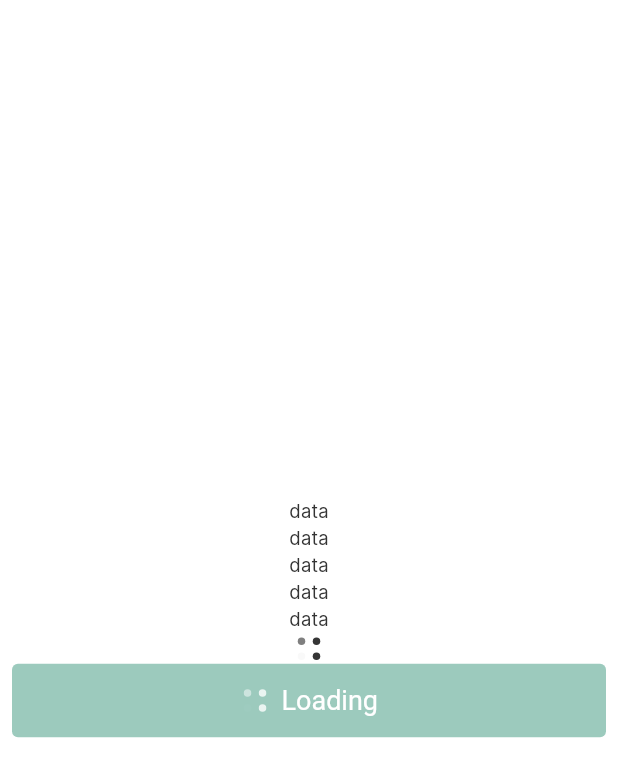
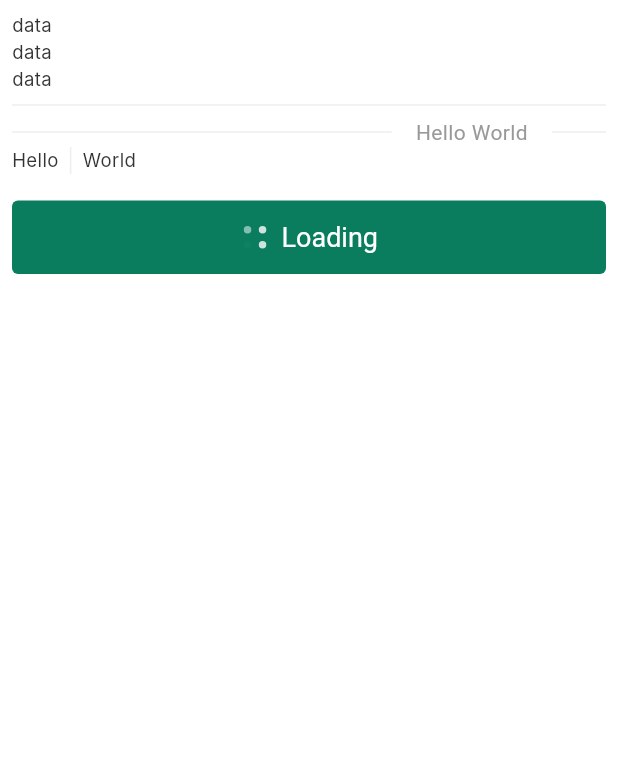
Before and after one commit to ishafiul/flutter_with_graphql, a Flutter app: the screen it shows after launch, on a phone screen of 412 x 824 dp. Shown: the top 777 px of the screen. Run offline on Flutter 3.47's test engine with Material 3 defaults, Android fonts, the phone set to English and light mode, and no system bars; our stand-ins replace bloc, dio, flutter_bloc, flutter_hooks, flutter_screenutil, freezed_annotation and 11 more; accounts and stored records are empty; generated files the repository leaves out were written again; Roboto replaces fonts that are missing (Arial, Inter).

Commit message:
feat(widget): divider

```diff
--- a/task_craft/lib/core/widgets/breezebuy_price_text.dart
+++ /dev/null
@@ -1,42 +0,0 @@
-import 'package:task_craft/core/utils/extention.dart';
-import 'package:flutter/material.dart';
-import 'package:flutter_screenutil/flutter_screenutil.dart';
-
-class CustomPriceText extends StatelessWidget {
-  final double price;
-  late final String roundedPrice;
-  late final String fraction;
-  final double? gap;
-  final CrossAxisAlignment? crossAxisAlignment;
-  final MainAxisAlignment? mainAxisAlignment;
-  final TextStyle? roundedPriceTextStyle;
-  final TextStyle? fractionPriceTextStyle;
-
-  CustomPriceText({
-    super.key,
-    required this.price,
-    this.gap = 2,
-    this.crossAxisAlignment = CrossAxisAlignment.center,
-    this.mainAxisAlignment = MainAxisAlignment.center,
-    this.fractionPriceTextStyle,
-    this.roundedPriceTextStyle,
-  }) {
-    roundedPrice = price.toInt().toString();
-    fraction = price.toStringAsFixed(5).split('.').last.substring(0, 2);
-  }
-
-  @override
-  Widget build(BuildContext context) {
-    return Row(
-      mainAxisAlignment: mainAxisAlignment ?? MainAxisAlignment.center,
-      crossAxisAlignment: crossAxisAlignment ?? CrossAxisAlignment.center,
-      children: [
-        Text('$roundedPrice.', style: roundedPriceTextStyle),
-        Text(
-          fraction,
-          style: fractionPriceTextStyle,
-        ),
-      ].withSpaceBetween(width: gap?.w),
-    );
-  }
-}
--- /dev/null
+++ b/task_craft/lib/core/widgets/devider/divider.dart
@@ -0,0 +1,57 @@
+import 'package:flutter/material.dart';
+import 'package:task_craft/core/widgets/devider/divider_base.dart';
+import 'package:task_craft/core/widgets/devider/text_divider.dart';
+
+enum DeviderType { text, base }
+
+class CDivider extends StatelessWidget {
+  CDivider.base({
+    super.key,
+    this.width,
+    this.thickness,
+    this.indent,
+    this.endIndent,
+    this.height,
+    required this.axis,
+  }) {
+    this.deviderType = DeviderType.base;
+  }
+
+  CDivider.text({
+    super.key,
+    required this.text,
+    this.position = TextDividerPosition.center,
+  }) {
+    this.deviderType = DeviderType.text;
+  }
+
+  late final double? width;
+  late final double? height;
+  late final double? thickness;
+  late final double? indent;
+  late final double? endIndent;
+  late final String? text;
+  late final Axis? axis;
+  late final DeviderType? deviderType;
+  late final TextDividerPosition? position;
+
+  @override
+  Widget build(BuildContext context) {
+    switch (deviderType!) {
+      case DeviderType.text:
+        return TextDivider(
+          text: text!,
+          position: position,
+        );
+      case DeviderType.base:
+        return BaseDivider(
+          axis: axis!,
+          width: width,
+          thickness: thickness,
+          indent: indent,
+          endIndent: endIndent,
+          height: height,
+        );
+    }
+  }
+}
--- /dev/null
+++ b/task_craft/lib/core/widgets/devider/divider_base.dart
@@ -0,0 +1,47 @@
+import 'package:flutter/material.dart';
+import 'package:task_craft/core/config/colors.dart';
+
+class BaseDivider extends StatelessWidget {
+  BaseDivider({
+    super.key,
+    this.width,
+    this.thickness,
+    this.indent,
+    this.endIndent,
+    this.height,
+    required this.axis,
+  })
+      : assert(width == null || width >= 0.0),
+        assert(thickness == null || thickness >= 0.0),
+        assert(indent == null || indent >= 0.0),
+        assert(endIndent == null || endIndent >= 0.0);
+
+  final double? width;
+  final double? height;
+  final double? thickness;
+  final double? indent;
+  final double? endIndent;
+  final Axis axis;
+
+  @override
+  Widget build(BuildContext context) {
+    switch (axis) {
+      case Axis.horizontal:
+        return Divider(
+          thickness: thickness,
+          indent: indent,
+          height: height,
+          endIndent: endIndent,
+          color: CColor.border,
+        );
+      case Axis.vertical:
+        return VerticalDivider(
+          thickness: thickness,
+          indent: indent,
+          endIndent: endIndent,
+          width: width,
+          color: CColor.border,
+        );
+    }
+  }
+}
--- /dev/null
+++ b/task_craft/lib/core/widgets/devider/text_divider.dart
@@ -0,0 +1,48 @@
+import 'package:flutter/material.dart';
+import 'package:flutter_screenutil/flutter_screenutil.dart';
+import 'package:task_craft/core/config/colors.dart';
+import 'package:task_craft/core/widgets/devider/divider_base.dart';
+
+enum TextDividerPosition {
+  left,
+  right,
+  center,
+}
+
+class TextDivider extends StatelessWidget {
+  TextDivider({required this.text, this.position = TextDividerPosition.center});
+
+  final String text;
+
+  final TextDividerPosition? position;
+
+  @override
+  Widget build(BuildContext context) {
+    return Row(
+      mainAxisAlignment: MainAxisAlignment.center,
+      children: [
+        Flexible(
+          flex: position == TextDividerPosition.right ? 7 : 1,
+          child: BaseDivider(axis: Axis.horizontal),
+        ),
+        Padding(
+          padding: const EdgeInsets.symmetric(horizontal: 16),
+          child: Text(
+            text,
+            textAlign: TextAlign.center,
+            style: const TextStyle(
+              color: Color(0xFF999999),
+              fontSize: 14,
+              fontFamily: 'Arial',
+              fontWeight: FontWeight.w400,
+            ),
+          ),
+        ),
+        Flexible(
+          flex: position == TextDividerPosition.left ? 7 : 1,
+          child: BaseDivider(axis: Axis.horizontal),
+        ),
+      ],
+    );
+  }
+}
--- a/task_craft/lib/core/widgets/layout/layout.dart
+++ b/task_craft/lib/core/widgets/layout/layout.dart
@@ -120,7 +120,7 @@ class Layout extends StatelessWidget {
                                 Navigator.pop(context);
                               },
                           icon: Icon(
-                            CustomIcons.arrow_back_ios_new,
+                            CustomIcons.left,
                             color: CColor.primary.shade800,
                             size: 26,
                           ),
--- a/task_craft/lib/module/home/presentation/home_page.dart
+++ b/task_craft/lib/module/home/presentation/home_page.dart
@@ -1,9 +1,10 @@
 import 'package:flutter/material.dart';
 import 'package:flutter_screenutil/flutter_screenutil.dart';
-import 'package:task_craft/core/config/colors.dart';
-import 'package:task_craft/core/widgets/button/base_button.dart';
 import 'package:task_craft/core/widgets/button/button.dart';
 import 'package:task_craft/core/widgets/button/enums.dart';
+import 'package:task_craft/core/widgets/devider/divider.dart';
+import 'package:task_craft/core/widgets/devider/divider_base.dart';
+import 'package:task_craft/core/widgets/devider/text_divider.dart';
 import 'package:task_craft/core/widgets/spinner/fade_dots.dart';
 
 class HomePage extends StatelessWidget {
@@ -15,25 +16,39 @@ class HomePage extends StatelessWidget {
       backgroundColor: Colors.white,
       body: Padding(
         padding: const EdgeInsets.all(8.0),
-        child: Column(
-          mainAxisAlignment: MainAxisAlignment.center,
+        child: ListView(
           children: [
             Text("data"),
             Text("data"),
             Text("data"),
-            Text("data"),
-            Text("data"),
-            FadingFourSpinner(color: Colors.black, size: 20,),
+            BaseDivider(axis: Axis.horizontal),
+            CDivider.text(
+              text: "Hello World",
+              position: TextDividerPosition.right,
+            ),
+            IntrinsicHeight(
+              child: Row(
+                children: <Widget>[
+                  Text('Hello'),
+                  BaseDivider(axis: Axis.vertical),
+                  Text('World'),
+                ],
+              ),
+            ),
+            20.verticalSpace,
             Button.primary(
               fill: ButtonFill.solid,
               shape: ButtonShape.base,
               buttonSize: ButtonSize.large,
               isBlock: true,
-
+              onPressed: () {},
               child: Row(
                 mainAxisSize: MainAxisSize.min,
                 children: [
-                  FadingFourSpinner(color: Colors.white, size: 20,),
+                  FadingFourSpinner(
+                    color: Colors.white,
+                    size: 20,
+                  ),
                   8.horizontalSpace,
                   Text("Loading")
                 ],
```
